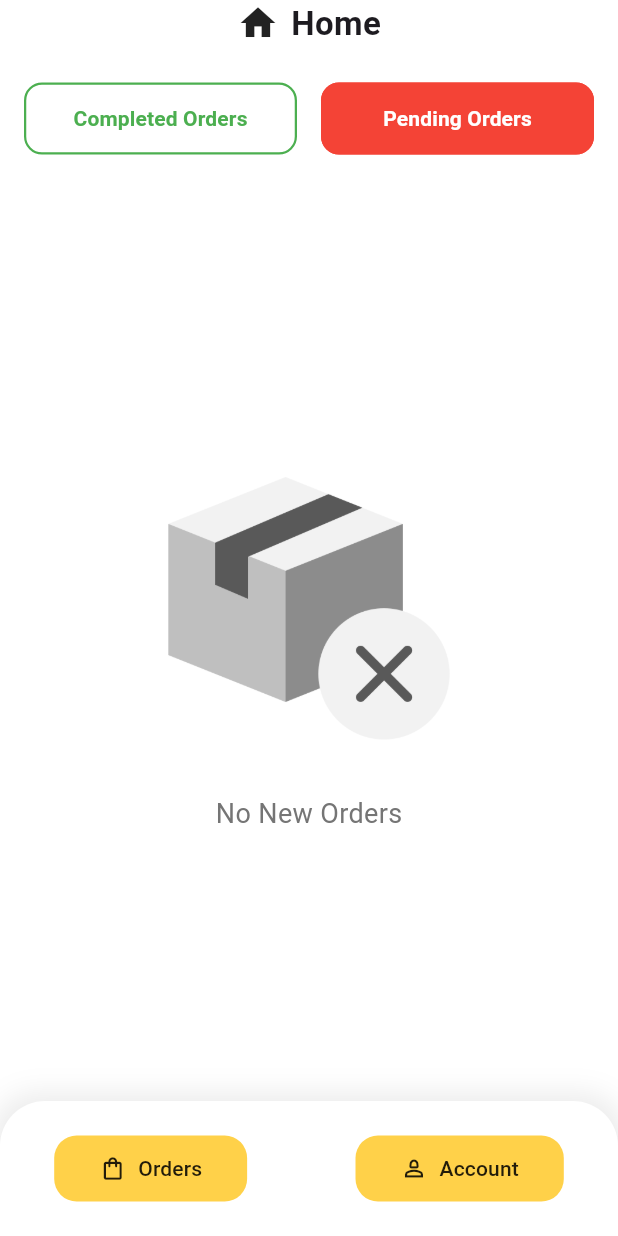
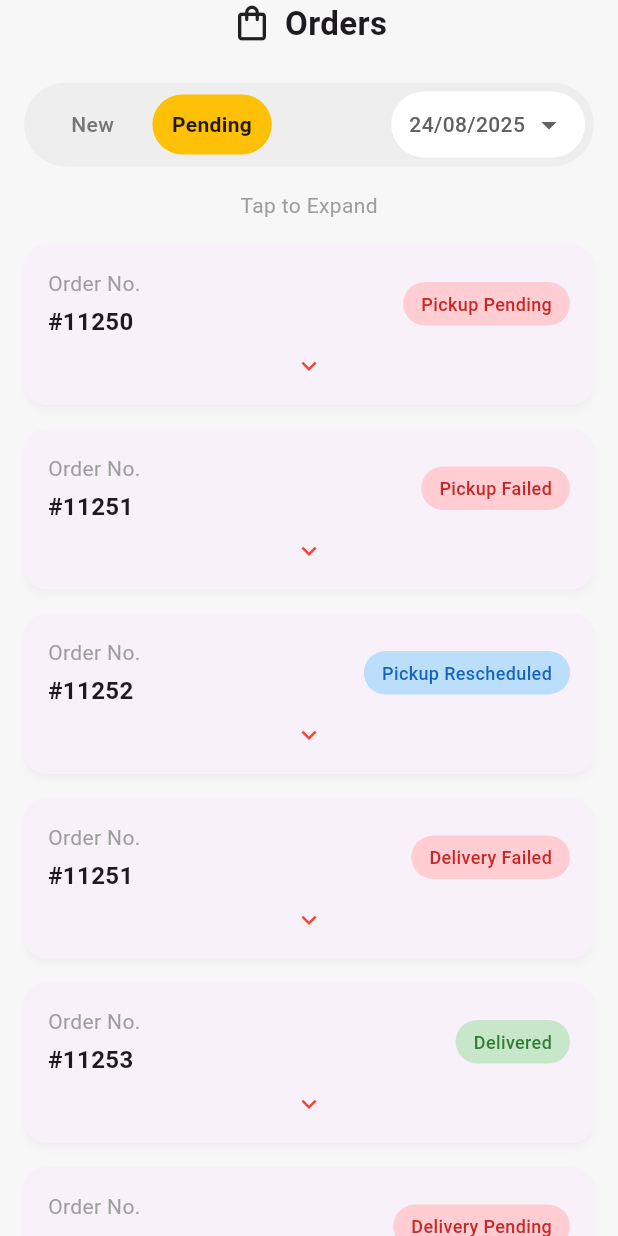
Before and after one commit to Vaibhav1502/day_2_day_delevery_app, a Flutter app: the HomeScreen screen opened directly, after a tap on "Orders", on a phone screen of 412 x 824 dp. Run offline on Flutter 3.47's test engine with Material 3 defaults, Android fonts, the phone set to English and light mode, and no system bars; our stand-ins replace dotted_border, lottie.

```diff
--- a/lib/Home_Screen/Home_Screen.dart
+++ b/lib/Home_Screen/Home_Screen.dart
@@ -1,5 +1,6 @@
 import 'package:flutter/material.dart';
 import '../account_profile_screen/account_profile_screen.dart';
+import '../orders_screen/orders_screen.dart';
 
 // An enum to manage the state of the order filters cleanly.
 enum OrderFilter { completed, pending }
@@ -156,7 +157,9 @@ class _HomeScreenState extends State<HomeScreen> {
         children: [
           // "Orders" Button (Active)
           ElevatedButton.icon(
-            onPressed: () {},
+            onPressed: () {
+              Navigator.push(context, MaterialPageRoute(builder: (context)=>OrdersScreen()));
+            },
             icon: const Icon(Icons.shopping_bag_outlined,color: Colors.black87,),
             label: const Text('Orders'),
             style: ElevatedButton.styleFrom(
--- a/lib/account_profile_screen/account_profile_screen.dart
+++ b/lib/account_profile_screen/account_profile_screen.dart
@@ -47,7 +47,7 @@ class AccountScreen extends StatelessWidget {
           ],
         ),
       ),
-      bottomNavigationBar: _buildBottomNavigationBar(),
+      //bottomNavigationBar: _buildBottomNavigationBar(),
     );
   }
 
--- /dev/null
+++ b/lib/orders_screen/orders_screen.dart
@@ -0,0 +1,250 @@
+import 'package:flutter/material.dart';
+
+// --- Data Models for clean code ---
+
+// Enum to represent the status of an order
+enum StatusType {
+  pickupPending, pickupFailed, pickupRescheduled,
+  deliveryFailed, delivered, deliveryPending, deliveryRescheduled
+}
+
+// Class to hold status information (text and colors)
+class OrderStatus {
+  final String text;
+  final Color backgroundColor;
+  final Color textColor;
+
+  OrderStatus({required this.text, required this.backgroundColor, required this.textColor});
+
+  // Factory method to get status properties from the enum
+  factory OrderStatus.fromType(StatusType type) {
+    switch (type) {
+      case StatusType.delivered:
+        return OrderStatus(text: 'Delivered', backgroundColor: Colors.green.shade100, textColor: Colors.green.shade800);
+      case StatusType.pickupFailed:
+        return OrderStatus(text: 'Pickup Failed', backgroundColor: Colors.red.shade100, textColor: Colors.red.shade800);
+      case StatusType.deliveryFailed:
+        return OrderStatus(text: 'Delivery Failed', backgroundColor: Colors.red.shade100, textColor: Colors.red.shade800);
+      case StatusType.pickupPending:
+        return OrderStatus(text: 'Pickup Pending', backgroundColor: Colors.red.shade100, textColor: Colors.red.shade800);
+      case StatusType.deliveryPending:
+        return OrderStatus(text: 'Delivery Pending', backgroundColor: Colors.red.shade100, textColor: Colors.red.shade800);
+      case StatusType.pickupRescheduled:
+        return OrderStatus(text: 'Pickup Rescheduled', backgroundColor: Colors.blue.shade100, textColor: Colors.blue.shade800);
+      case StatusType.deliveryRescheduled:
+        return OrderStatus(text: 'Delivery Rescheduled', backgroundColor: Colors.blue.shade100, textColor: Colors.blue.shade800);
+      default:
+        return OrderStatus(text: 'Unknown', backgroundColor: Colors.grey.shade200, textColor: Colors.grey.shade800);
+    }
+  }
+}
+
+// Represents a single order
+class Order {
+  final String id;
+  final StatusType statusType;
+
+  Order({required this.id, required this.statusType});
+}
+
+// Enum for the top filter tabs
+enum OrderTab { newTab, pending }
+
+// --- Main Screen Widget ---
+
+class OrdersScreen extends StatefulWidget {
+  const OrdersScreen({super.key});
+
+  @override
+  State<OrdersScreen> createState() => _OrdersScreenState();
+}
+
+class _OrdersScreenState extends State<OrdersScreen> {
+  OrderTab _selectedTab = OrderTab.pending;
+
+  // Sample data to populate the list
+  final List<Order> _orders = [
+    Order(id: '#11250', statusType: StatusType.pickupPending),
+    Order(id: '#11251', statusType: StatusType.pickupFailed),
+    Order(id: '#11252', statusType: StatusType.pickupRescheduled),
+    Order(id: '#11251', statusType: StatusType.deliveryFailed),
+    Order(id: '#11253', statusType: StatusType.delivered),
+    Order(id: '#11250', statusType: StatusType.deliveryPending),
+    Order(id: '#11252', statusType: StatusType.deliveryRescheduled),
+  ];
+
+  @override
+  Widget build(BuildContext context) {
+    return Scaffold(
+      backgroundColor: const Color(0xFFF7F7F7),
+      body: SafeArea(
+        child: Column(
+          children: [
+            _buildHeader(),
+            _buildFilterBar(),
+            const Padding(
+              padding: EdgeInsets.symmetric(vertical: 8.0),
+              child: Text('Tap to Expand', style: TextStyle(color: Colors.grey)),
+            ),
+            _buildOrderList(),
+          ],
+        ),
+      ),
+      //bottomNavigationBar: _buildBottomNavigationBar(),
+    );
+  }
+
+  Widget _buildHeader() {
+    return const Row(
+      mainAxisAlignment: MainAxisAlignment.center,
+      children: [
+        Icon(Icons.shopping_bag_outlined, size: 28),
+        SizedBox(width: 8),
+        Text('Orders', style: TextStyle(fontSize: 22, fontWeight: FontWeight.bold)),
+      ],
+    );
+  }
+
+  Widget _buildFilterBar() {
+    return Padding(
+      padding: const EdgeInsets.fromLTRB(16, 24, 16, 8),
+      child: Container(
+        padding: const EdgeInsets.all(6),
+        decoration: BoxDecoration(color: Colors.grey.shade200, borderRadius: BorderRadius.circular(30)),
+        child: Row(
+          children: [
+            _buildTabButton('New', OrderTab.newTab),
+            _buildTabButton('Pending', OrderTab.pending),
+            const Spacer(),
+            _buildDatePicker(),
+          ],
+        ),
+      ),
+    );
+  }
+
+  Widget _buildTabButton(String text, OrderTab tab) {
+    bool isActive = _selectedTab == tab;
+    return Expanded(
+      child: GestureDetector(
+        onTap: () => setState(() => _selectedTab = tab),
+        child: AnimatedContainer(
+          duration: const Duration(milliseconds: 200),
+          padding: const EdgeInsets.symmetric(vertical: 10),
+          decoration: BoxDecoration(
+            color: isActive ? const Color(0xFFFFC107) : Colors.transparent,
+            borderRadius: BorderRadius.circular(30),
+          ),
+          child: Text(
+            text,
+            textAlign: TextAlign.center,
+            style: TextStyle(
+              fontWeight: isActive ? FontWeight.bold : FontWeight.w500,
+              color: isActive ? Colors.black87 : Colors.grey.shade600,
+            ),
+          ),
+        ),
+      ),
+    );
+  }
+
+  Widget _buildDatePicker() {
+    return Container(
+      padding: const EdgeInsets.symmetric(horizontal: 12, vertical: 10),
+      decoration: BoxDecoration(color: Colors.white, borderRadius: BorderRadius.circular(30)),
+      child: Row(
+        children: [
+          Text('24/08/2025', style: TextStyle(fontWeight: FontWeight.w500, color: Colors.grey.shade700)),
+          const SizedBox(width: 4),
+          Icon(Icons.arrow_drop_down, color: Colors.grey.shade700),
+        ],
+      ),
+    );
+  }
+
+  Widget _buildOrderList() {
+    return Expanded(
+      child: ListView.builder(
+        padding: const EdgeInsets.symmetric(horizontal: 16),
+        itemCount: _orders.length,
+        itemBuilder: (context, index) {
+          return _buildOrderCard(_orders[index]);
+        },
+      ),
+    );
+  }
+
+  Widget _buildOrderCard(Order order) {
+    final status = OrderStatus.fromType(order.statusType);
+    return Card(
+      margin: const EdgeInsets.symmetric(vertical: 8.0),
+      elevation: 2,
+      shadowColor: Colors.grey.withOpacity(0.1),
+      shape: RoundedRectangleBorder(borderRadius: BorderRadius.circular(15)),
+      child: Padding(
+        padding: const EdgeInsets.all(16.0),
+        child: Column(
+          children: [
+            Row(
+              mainAxisAlignment: MainAxisAlignment.spaceBetween,
+              children: [
+                Column(
+                  crossAxisAlignment: CrossAxisAlignment.start,
+                  children: [
+                    const Text('Order No.', style: TextStyle(color: Colors.grey, fontSize: 14)),
+                    const SizedBox(height: 4),
+                    Text(order.id, style: const TextStyle(fontWeight: FontWeight.bold, fontSize: 16)),
+                  ],
+                ),
+                Container(
+                  padding: const EdgeInsets.symmetric(horizontal: 12, vertical: 6),
+                  decoration: BoxDecoration(
+                    color: status.backgroundColor,
+                    borderRadius: BorderRadius.circular(30),
+                  ),
+                  child: Text(status.text, style: TextStyle(color: status.textColor, fontWeight: FontWeight.w500, fontSize: 12)),
+                ),
+              ],
+            ),
+            const SizedBox(height: 8),
+            const Icon(Icons.keyboard_arrow_down, color: Colors.red, size: 20),
+          ],
+        ),
+      ),
+    );
+  }
+
+  Widget _buildBottomNavigationBar() {
+    return Container(
+      height: 90,
+      decoration: BoxDecoration(
+        color: Colors.white,
+        borderRadius: const BorderRadius.vertical(top: Radius.circular(30)),
+        boxShadow: [BoxShadow(color: Colors.grey.withOpacity(0.2), spreadRadius: 5, blurRadius: 15)],
+      ),
+      child: Row(
+        mainAxisAlignment: MainAxisAlignment.spaceAround,
+        children: [
+          ElevatedButton.icon(
+            onPressed: () {},
+            icon: const Icon(Icons.shopping_bag_outlined),
+            label: const Text('Orders'),
+            style: ElevatedButton.styleFrom(
+              foregroundColor: Colors.black87,
+              backgroundColor: const Color(0xFFFFD149),
+              padding: const EdgeInsets.symmetric(horizontal: 30, vertical: 12),
+              shape: RoundedRectangleBorder(borderRadius: BorderRadius.circular(15)),
+              elevation: 0,
+            ),
+          ),
+          TextButton.icon(
+            onPressed: () {},
+            icon: const Icon(Icons.person_outline, color: Colors.black87),
+            label: const Text('Account', style: TextStyle(color: Colors.black87, fontWeight: FontWeight.normal)),
+            style: TextButton.styleFrom(padding: const EdgeInsets.symmetric(horizontal: 30, vertical: 12)),
+          ),
+        ],
+      ),
+    );
+  }
+}
```
